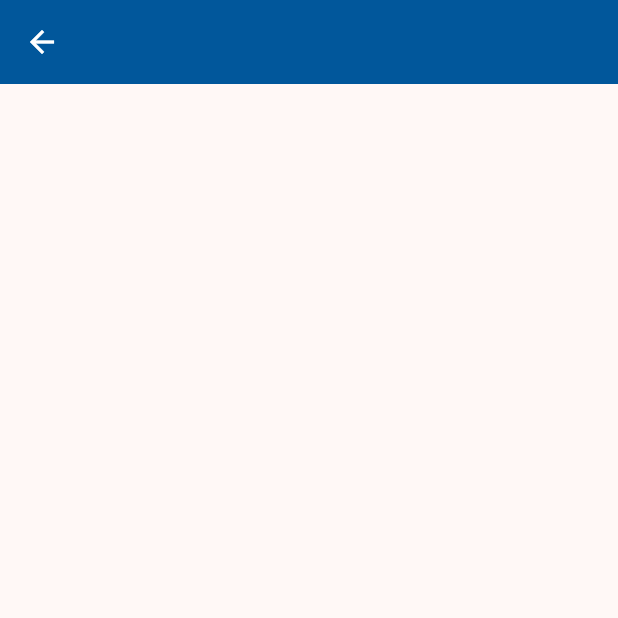
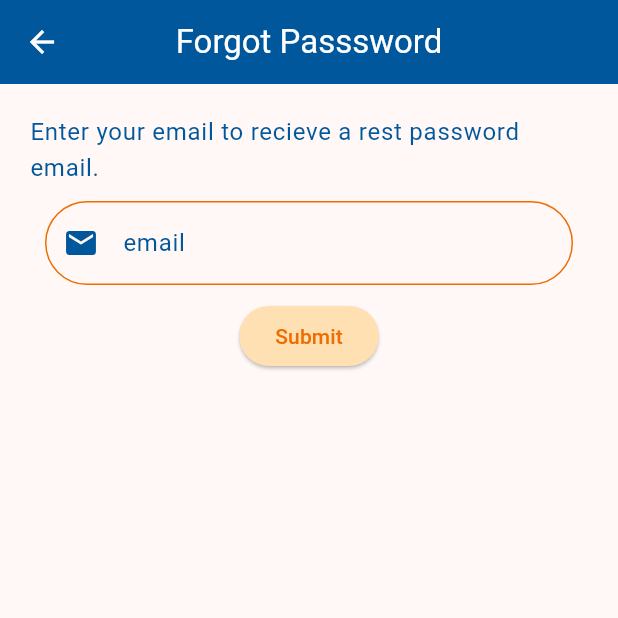
Before and after one commit to Mahmoud-Ramzi5/Jobera, a Flutter app: the screen it shows after launch, after a tap on "Forgot Password?", on a phone screen of 412 x 824 dp, the top half of it. Run offline on Flutter 3.47's test engine with Material 3 defaults, Android fonts, the phone set to English and light mode, and no system bars; our stand-ins replace dio, get, shared_preferences.

Commit message:
forgot password mobile

```diff
--- /dev/null
+++ b/FrontEnd/Mobile/lib/controllers/forgot_password_controller.dart
@@ -0,0 +1,32 @@
+import 'package:dio/dio.dart';
+import 'package:get/get.dart';
+
+class ForgotPasswordController extends GetxController {
+  bool isEmailSentSuccessfully = false;
+  var dio = Dio();
+
+  Future<dynamic> forgotPassword(
+    String email,
+  ) async {
+    try {
+      var response =
+          await dio.post('http://10.0.2.2:8000/api/password/reset-link',
+              data: {"email": email},
+              options: Options(
+                headers: {
+                  'Content-Type': 'application/json; charset=UTF-8',
+                  'Accept': 'application/json',
+                  'connection': 'keep-alive',
+                  'Accept-Encoding': 'gzip, deflate, br',
+                },
+              ));
+      if (response.statusCode == 200) {
+        isEmailSentSuccessfully = true;
+        return response.data["message"].toString();
+      }
+    } on DioException catch (e) {
+      isEmailSentSuccessfully = false;
+      return e.response?.data["errors"].toString();
+    }
+  }
+}
--- a/FrontEnd/Mobile/lib/customWidgets/custom_logo_container.dart
+++ b/FrontEnd/Mobile/lib/customWidgets/custom_logo_container.dart
@@ -11,11 +11,20 @@ class CustomLogoContainer extends StatelessWidget {
       height: 250,
       decoration: ShapeDecoration(
           shape: const StadiumBorder(),
-          gradient: LinearGradient(colors: [
-            Colors.lightBlue.shade900,
-            Colors.orange.shade800,
-            Colors.cyan.shade200
-          ])),
+          gradient: LinearGradient(
+            colors: [
+              Colors.lightBlue.shade900,
+              Colors.orange.shade800,
+              Colors.cyan,
+            ],
+          ),
+          shadows: const [
+            BoxShadow(
+              color: Colors.cyan,
+              blurRadius: 40,
+              blurStyle: BlurStyle.outer,
+            )
+          ]),
       child: Image.asset(imagePath),
     );
   }
--- a/FrontEnd/Mobile/lib/main.dart
+++ b/FrontEnd/Mobile/lib/main.dart
@@ -23,20 +23,20 @@ class MainApp extends StatelessWidget {
           appBarTheme: AppBarTheme(
             color: Colors.lightBlue.shade900,
             iconTheme: const IconThemeData(color: Colors.white),
+            centerTitle: true,
           ),
           textTheme: TextTheme(
+            titleLarge: const TextStyle(color: Colors.white),
+            headlineSmall: const TextStyle(color: Colors.cyan),
             labelLarge: TextStyle(color: Colors.orange.shade800),
-          labelMedium: TextStyle(color: Colors.orange.shade800),
             bodyLarge: TextStyle(color: Colors.lightBlue.shade900),
-          headlineSmall: TextStyle(color: Colors.orange.shade800),
-          headlineMedium: TextStyle(color: Colors.orange.shade800),
           ),
           elevatedButtonTheme: ElevatedButtonThemeData(
             style: ButtonStyle(
               backgroundColor: MaterialStatePropertyAll(Colors.orange.shade100),
             ),
           ),
-      ),
+          checkboxTheme: const CheckboxThemeData(shape: CircleBorder())),
       darkTheme: ThemeData.dark(),
       themeMode: ThemeMode.light,
     );
--- a/FrontEnd/Mobile/lib/views/forgot_password_view.dart
+++ b/FrontEnd/Mobile/lib/views/forgot_password_view.dart
@@ -1,4 +1,7 @@
 import 'package:flutter/material.dart';
+import 'package:get/get.dart';
+import 'package:jobera/controllers/forgot_password_controller.dart';
+import 'package:jobera/customWidgets/custom_text_field_widget.dart';
 
 class ForgotPasswordView extends StatefulWidget {
   const ForgotPasswordView({super.key});
@@ -8,10 +11,106 @@ class ForgotPasswordView extends StatefulWidget {
 }
 
 class _ForgotPasswordViewState extends State<ForgotPasswordView> {
+  late final _formField = GlobalKey<FormState>();
+  late ForgotPasswordController _forgotPasswordController;
+  late TextEditingController _emailController;
+
+  @override
+  void initState() {
+    _forgotPasswordController = Get.put(ForgotPasswordController());
+    _emailController = TextEditingController();
+    super.initState();
+  }
+
+  @override
+  void dispose() {
+    Get.delete<ForgotPasswordController>();
+    _emailController.dispose();
+    super.dispose();
+  }
+
   @override
   Widget build(BuildContext context) {
     return Scaffold(
-      appBar: AppBar(),
+      appBar: AppBar(
+        title: const Text("Forgot Passsword"),
+        titleTextStyle: Theme.of(context).textTheme.titleLarge,
+      ),
+      body: Form(
+          key: _formField,
+          child: SingleChildScrollView(
+            child: Padding(
+              padding: const EdgeInsets.all(20),
+              child: Column(
+                mainAxisAlignment: MainAxisAlignment.center,
+                children: [
+                  Text(
+                    'Enter your email to recieve a rest password email.',
+                    style: Theme.of(context).textTheme.bodyLarge,
+                  ),
+                  Padding(
+                    padding: const EdgeInsets.all(10),
+                    child: CustomTextFieldWidget(
+                      controller: _emailController,
+                      textInputType: TextInputType.emailAddress,
+                      obsecureText: false,
+                      labelText: 'email',
+                      icon: const Icon(Icons.email),
+                      validator: (p0) {
+                        if (p0!.isEmpty) {
+                          return "Required Field";
+                        }
+                        return null;
+                      },
+                    ),
+                  ),
+                  ElevatedButton(
+                    onPressed: () async {
+                      if (_formField.currentState?.validate() == true) {
+                        var response = await _forgotPasswordController
+                            .forgotPassword(_emailController.text);
+                        if (_forgotPasswordController.isEmailSentSuccessfully ==
+                            true) {
+                          Get.defaultDialog(
+                            title: 'Success',
+                            backgroundColor: Colors.lightBlue.shade800,
+                            content: Column(
+                              children: [
+                                const Icon(
+                                  Icons.check_circle_outline,
+                                  color: Colors.green,
+                                ),
+                                Text(response as String),
+                              ],
+                            ),
+                          );
+                        } else {
+                          Get.defaultDialog(
+                            title: 'Failed',
+                            backgroundColor: Colors.orange.shade100,
+                            content: Column(
+                              children: [
+                                const Icon(
+                                  Icons.cancel_outlined,
+                                  color: Colors.red,
+                                ),
+                                Text(response),
+                              ],
+                            ),
+                          );
+                        }
+                      }
+                    },
+                    style: Theme.of(context).textButtonTheme.style,
+                    child: Text(
+                      'Submit',
+                      style: Theme.of(context).textTheme.labelLarge,
+                    ),
+                  )
+                ],
+              ),
+            ),
+          )),
     );
   }
 }
--- a/FrontEnd/Mobile/lib/views/login_view.dart
+++ b/FrontEnd/Mobile/lib/views/login_view.dart
@@ -47,8 +47,9 @@ class _LoginViewState extends State<LoginView> {
           key: _formField,
           child: SingleChildScrollView(
             child: Padding(
-              padding: const EdgeInsets.all(18.0),
+              padding: const EdgeInsets.all(20),
               child: Column(
+                mainAxisAlignment: MainAxisAlignment.center,
                 children: [
                   const CustomLogoContainer(imagePath: 'assets/JoberaLogo.png'),
                   const SizedBox(
@@ -120,22 +121,27 @@ class _LoginViewState extends State<LoginView> {
                             if (_loginController.isLoggedIn == true) {
                               Get.defaultDialog(
                                 title: 'Login Successful',
-                                middleText: response.toString(),
+                                backgroundColor: Colors.lightBlue.shade800,
                                 content: const Icon(
                                   Icons.check_circle_outline,
                                   color: Colors.green,
                                 ),
                               );
                               Future.delayed(const Duration(seconds: 1), () {
-                                Get.off(() => const HomeView());
+                                Get.offAll(() => const HomeView());
                               });
                             } else {
                               Get.defaultDialog(
                                 title: 'Login Failed',
-                                middleText: response.toString(),
-                                content: const Icon(
-                                  Icons.cancel_outlined,
-                                  color: Colors.red,
+                                backgroundColor: Colors.orange.shade100,
+                                content: Column(
+                                  children: [
+                                    const Icon(
+                                      Icons.cancel_outlined,
+                                      color: Colors.red,
+                                    ),
+                                    Text(response),
+                                  ],
                                 ),
                               );
                             }
@@ -151,6 +157,10 @@ class _LoginViewState extends State<LoginView> {
                         crossAxisAlignment: CrossAxisAlignment.center,
                         mainAxisAlignment: MainAxisAlignment.center,
                         children: [
+                          Text(
+                            'Remember Me',
+                            style: Theme.of(context).textTheme.labelLarge,
+                          ),
                           GetBuilder<LoginController>(
                             builder: (controller) => Checkbox(
                               activeColor: Colors.orange.shade800,
@@ -158,10 +168,6 @@ class _LoginViewState extends State<LoginView> {
                               onChanged: (value) => _loginController
                                   .toggleRemeberMe(_loginController.remeberMe),
                             ),
-                          ),
-                          Text(
-                            'Remember Me',
-                            style: Theme.of(context).textTheme.bodyLarge,
                           ),
                         ],
                       ),
@@ -198,7 +204,7 @@ class _LoginViewState extends State<LoginView> {
                     children: [
                       Text(
                         'New around here?',
-                        style: Theme.of(context).textTheme.labelMedium,
+                        style: Theme.of(context).textTheme.labelLarge,
                       ),
                       TextButton(
                         onPressed: () => Get.to(() => const RegisterView()),
```
Also changed, not shown: FrontEnd/Mobile/lib/controllers/login_controller.dart (+5 -4 lines), FrontEnd/Mobile/pubspec.lock, 2 other files. Lines whose indentation alone changed are shown as unchanged.
